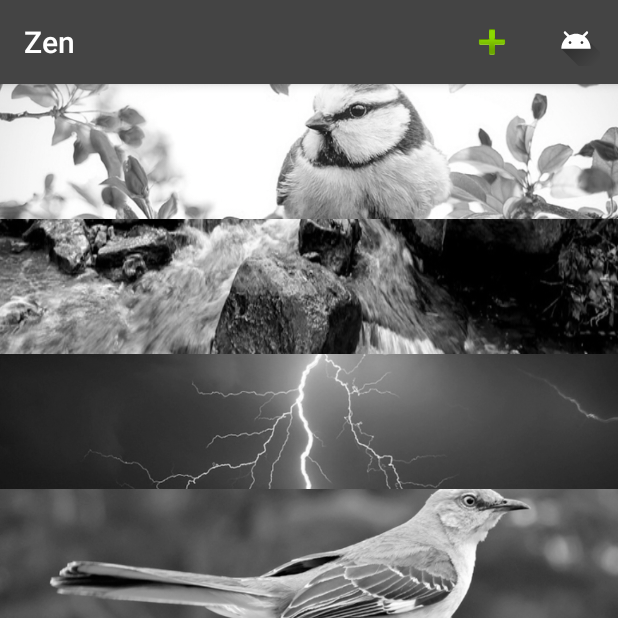
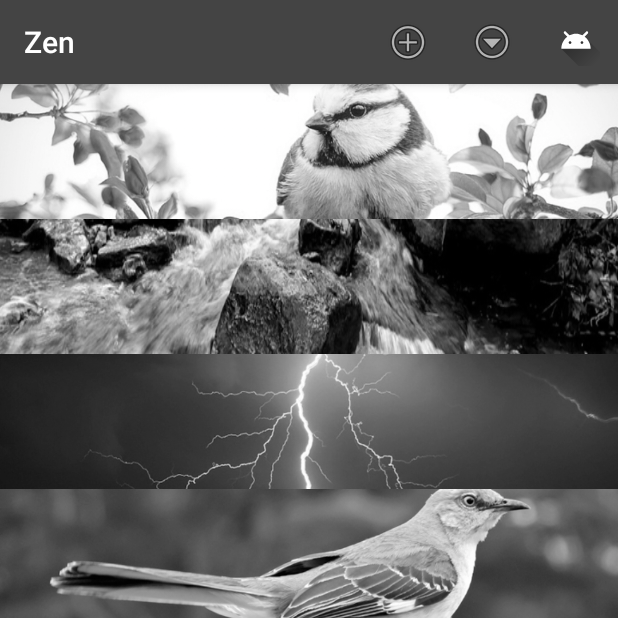
Before and after one commit to JoeParker/Zen, an Android app: the screen it shows after launch (MainActivity), on a phone screen of 412 x 824 dp, the top half of it. Run offline under Robolectric (Android 15) with nearby library versions, the phone set to English and light mode, and no system bars.

Commit message:
Create preset dialog

```diff
--- a/app/src/main/res/menu/menu_main.xml
+++ b/app/src/main/res/menu/menu_main.xml
@@ -2,16 +2,25 @@
 
 <menu xmlns:android="http://schemas.android.com/apk/res/android"
     xmlns:app="http://schemas.android.com/apk/res-auto">
+
     <item
         android:id="@+id/save"
-        android:icon="@android:drawable/ic_input_add"
-        app:showAsAction="ifRoom"
-        android:title="Compose">
+        android:icon="@android:drawable/ic_menu_add"
+        app:showAsAction="always"
+        android:title="Save preset">
     </item>
+
+    <item
+        android:id="@+id/presets"
+        android:icon="@android:drawable/ic_menu_more"
+        app:showAsAction="always"
+        android:title="Load preset">
+    </item>
+
     <item
         android:id="@+id/pause"
         android:icon="@mipmap/ic_launcher_round"
-        app:showAsAction="ifRoom|withText"
-        android:title="Profile">
+        app:showAsAction="always"
+        android:title="Pause all">
     </item>
 </menu>
--- a/app/src/main/res/values/styles.xml
+++ b/app/src/main/res/values/styles.xml
@@ -8,4 +8,12 @@
         <item name="colorAccent">@color/colorAccent</item>
     </style>
 
+    <style name="AlertTheme" parent="Theme.AppCompat.Light.DarkActionBar">
+        <!-- Customize your theme here. -->
+        <item name="colorPrimary">@color/colorAccent</item>
+        <item name="colorPrimaryDark">@color/colorPrimaryDark</item>
+        <item name="colorAccent">@color/colorPrimaryDark</item>
+        <item name="android:background">@color/colorPrimary</item>
+    </style>
+
 </resources>
```
Also changed, not shown: app/src/main/java/com/joeparker/myapplication/MainActivity.java (+41 -3 lines).
